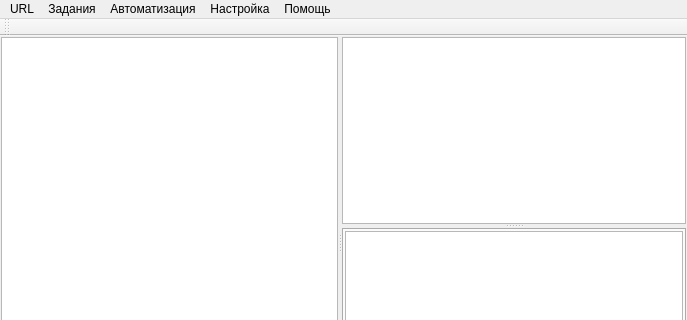
First picture: the form in REXLoader/rexwindow.ui, repository RA9OAJ/rexloader, before the edit; both pictures show x 0 to 687 and y 0 to 320 of the 687 by 469 pixel window.
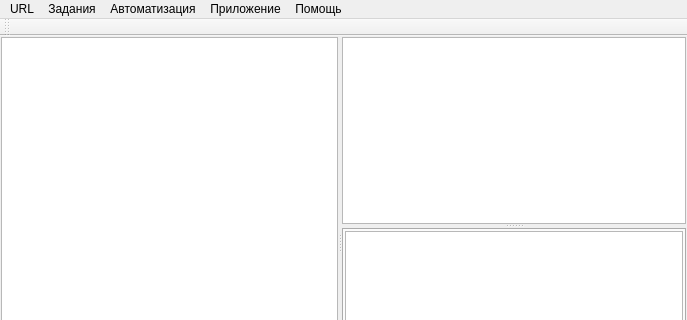
Second picture: the form after the edit. Icons and pictures are not drawn.

Commit message: Доработка контекстнго меню значка в трее, добавлен пункт в меню "Приложение".

What changed in the file:
```diff
--- a/REXLoader/rexwindow.ui
+++ b/REXLoader/rexwindow.ui
@@ -125,7 +125,7 @@
    </widget>
    <widget class="QMenu" name="menu_4">
     <property name="title">
-     <string>Настройка</string>
+     <string>Приложение</string>
     </property>
     <addaction name="actionpluginsShow"/>
     <addaction name="separator"/>
```
The commit also changes 1 other file.
